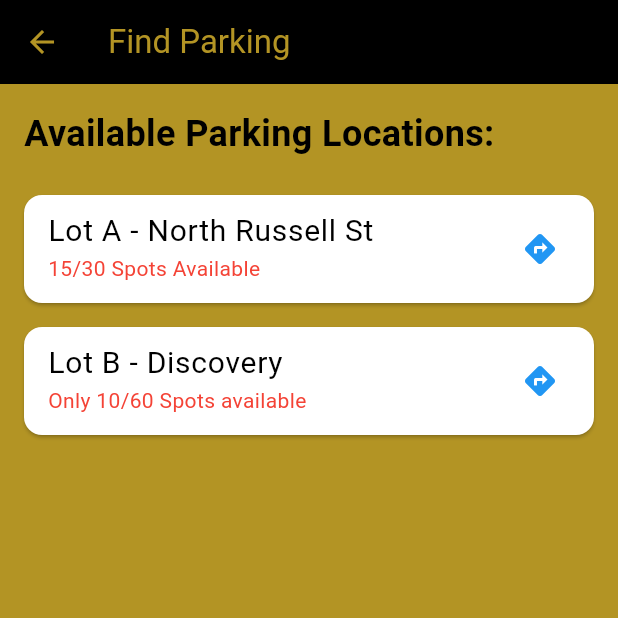
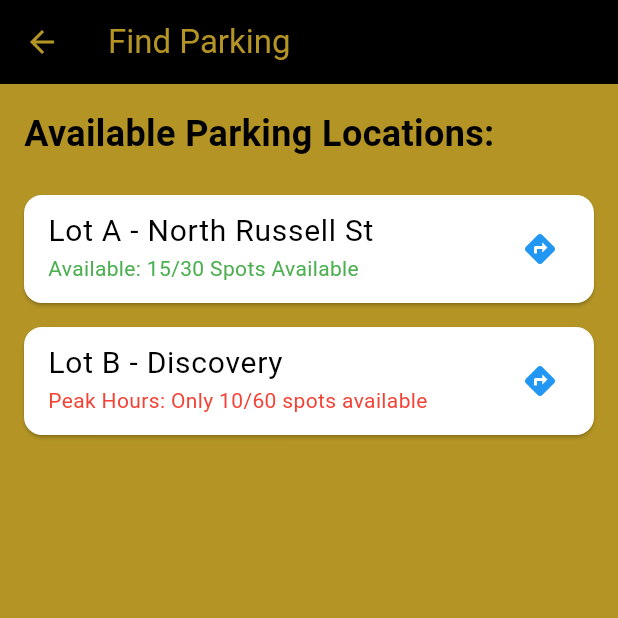
Before and after one commit to fusionpl/PurdueParking, a Flutter app: the screen it shows after launch, after a tap on "Find Parking", on a phone screen of 412 x 824 dp, the top half of it. Run offline on Flutter 3.47's test engine with Material 3 defaults, Android fonts, the phone set to English and light mode, and no system bars; our stand-ins replace table_calendar; missing offline and left inert: map_launcher.

Commit message:
added icons and other mobile features

```diff
--- a/lib/main.dart
+++ b/lib/main.dart
@@ -1,7 +1,7 @@
 import 'package:flutter/material.dart';
 import 'package:table_calendar/table_calendar.dart'; // Import for calendar
 import 'package:map_launcher/map_launcher.dart';
-import 'package:url_launcher/url_launcher.dart';
+//import 'package:url_launcher/url_launcher.dart';
 
 void main() {
   runApp(const PurdueParkingApp());
@@ -99,9 +99,9 @@ class PurdueParkingScreen extends StatelessWidget {
       child: ListView(
         scrollDirection: Axis.horizontal,
         children: [
-          _buildRecentItem(context, "Parking Rules", 'icon.png' ),
-          _buildRecentItem(context, "Event Parking", 'icon.png'),
-          _buildRecentItem(context, "Find Parking", 'icon.png'),
+          _buildRecentItem(context, "Parking Rules", 'assets/rules.png' ),
+          _buildRecentItem(context, "Event Parking", 'assets/calendar.png'),
+          _buildRecentItem(context, "Find Parking", 'assets/parking-sign.png'),
         ],
       ),
     );
@@ -113,17 +113,17 @@ class PurdueParkingScreen extends StatelessWidget {
       if (title == "Parking Rules") {
         Navigator.push(
           context,
-            MaterialPageRoute(builder: (context) =>  const ParkingRulesPage()),
+          MaterialPageRoute(builder: (context) => const ParkingRulesPage()),
         );
       } else if (title == "Event Parking") {
         Navigator.push(
           context,
-            MaterialPageRoute(builder: (context) =>  const EventParkingPage()),
+          MaterialPageRoute(builder: (context) => const EventParkingPage()),
         );
       } else if (title == "Find Parking") {
         Navigator.push(
           context,
-            MaterialPageRoute(builder: (context) =>  const FindParkingPage()),
+          MaterialPageRoute(builder: (context) => const FindParkingPage()),
         );
       }
     },
@@ -138,7 +138,7 @@ class PurdueParkingScreen extends StatelessWidget {
         child: Column(
           mainAxisAlignment: MainAxisAlignment.center,
           children: [
-              Image.asset(imagePath, width: 40, height: 40,),
+            Image.asset(imagePath, width: 40, height: 40),
             const SizedBox(height: 10),
             Text(
               title,
@@ -152,17 +152,34 @@ class PurdueParkingScreen extends StatelessWidget {
   );
 }
 
+
   Widget _buildFeaturesList(BuildContext context) {
   return Column(
     children: [
-        _buildFeatureItem(context, "Parking Rules", "Learn about Purdue Parking Rules"),
-        _buildFeatureItem(context, "Special Event Parking", "Check out today’s calendar for any special restrictions"),
-        _buildFeatureItem(context, "Find Parking", "Check analytics to see lot availability scores"),
+      _buildFeatureItem(
+        context,
+        "Parking Rules",
+        "Learn about Purdue Parking Rules",
+        'assets/parking_rules.jpeg',
+      ),
+      _buildFeatureItem(
+        context,
+        "Special Event Parking",
+        "Check out today’s calendar for any special restrictions",
+        'assets/special.jpeg',
+      ),
+      _buildFeatureItem(
+        context,
+        "Find Parking",
+        "Check analytics to see lot availability scores",
+        'assets/find_parking.jpeg',
+      ),
     ],
   );
 }
 
-  Widget _buildFeatureItem(BuildContext context, String title, String subtitle) {
+  Widget _buildFeatureItem(
+    BuildContext context, String title, String subtitle, String imagePath) {
   return GestureDetector(
     onTap: () {
       if (title == "Parking Rules") {
@@ -173,13 +190,12 @@ class PurdueParkingScreen extends StatelessWidget {
       } else if (title == "Special Event Parking") {
         Navigator.push(
           context,
-            MaterialPageRoute(builder: (context) =>  const EventParkingPage()),
+          MaterialPageRoute(builder: (context) => const EventParkingPage()),
         );
-        }
-        else if (title == "Find Parking") {
+      } else if (title == "Find Parking") {
         Navigator.push(
           context,
-            MaterialPageRoute(builder: (context) =>  const FindParkingPage()),
+          MaterialPageRoute(builder: (context) => const FindParkingPage()),
         );
       }
     },
@@ -192,7 +208,7 @@ class PurdueParkingScreen extends StatelessWidget {
       ),
       child: Row(
         children: [
-            const Icon(Icons.image, size: 40, color: Colors.grey),
+          Image.asset(imagePath, width: 40, height: 40), // Use imagePath here
           const SizedBox(width: 10),
           Expanded(
             child: Column(
@@ -327,7 +343,7 @@ class _EventParkingPageState extends State<EventParkingPage> {
     );
   }
 }
-/*
+
 class FindParkingPage extends StatelessWidget {
   const FindParkingPage({super.key});
 
@@ -349,13 +365,13 @@ class FindParkingPage extends StatelessWidget {
             SizedBox(height: 16.0),
             ParkingLocationCard(
               location: 'Lot A - North Russell St',
-              availability: 'Available',
+              availability: 'Available: 15/30 Spots Available',
               latitude: 40.428492434603484,
               longitude: -86.91883460225058,
             ),
             ParkingLocationCard(
               location: 'Lot B - Discovery',
-              availability: 'According to Analytics - Peak Hours',
+              availability: 'Peak Hours: Only 10/60 spots available',
               latitude: 40.419446279810856,
               longitude: -86.92328961131224,
             ),
@@ -390,7 +406,7 @@ class ParkingLocationCard extends StatelessWidget {
         ),
         subtitle: Text(
           availability,
-          style: TextStyle(color: availability == 'Available' ? Colors.green : Colors.red),
+          style: TextStyle(color: availability == 'Available: 15/30 Spots Available' ? Colors.green : Colors.red),
         ),
         trailing: const Icon(Icons.directions, color: Colors.blue),
         onTap: () async {
@@ -417,8 +433,8 @@ class ParkingLocationCard extends StatelessWidget {
     );
   }
 }
-*/
-class FindParkingPage extends StatelessWidget {
+
+/*class FindParkingPage extends StatelessWidget {
   const FindParkingPage({super.key});
 
   @override
@@ -502,7 +518,7 @@ class ParkingLocationCard extends StatelessWidget {
   }
 }
 
-
+*/
 class AccountPage extends StatelessWidget {
   const AccountPage({super.key});
 
```
Also changed, not shown: pubspec.yaml (+11 -6 lines), assets/calendar.png (added), assets/find_parking.jpeg (added), assets/parking-sign.png (added), assets/parking_rules.jpeg (added), assets/rules.png (added), assets/special.jpeg (added), pubspec.lock, 5 other files. Lines whose indentation alone changed are shown as unchanged.
